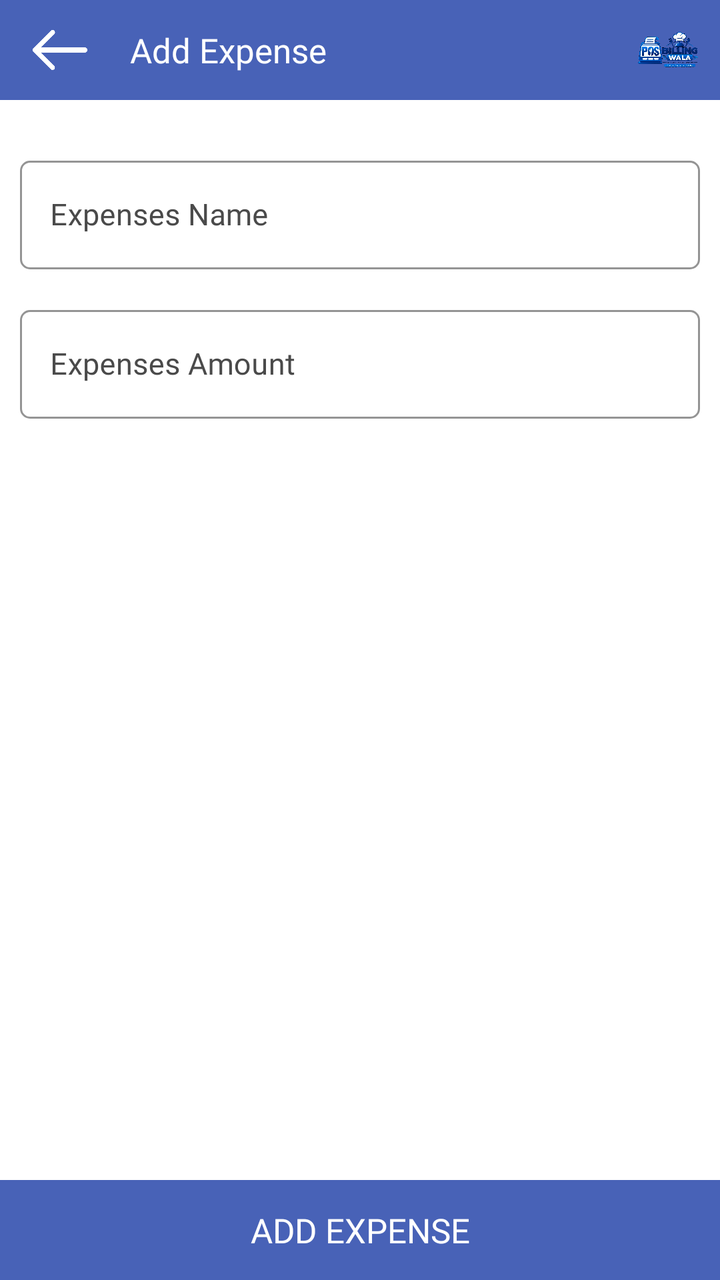
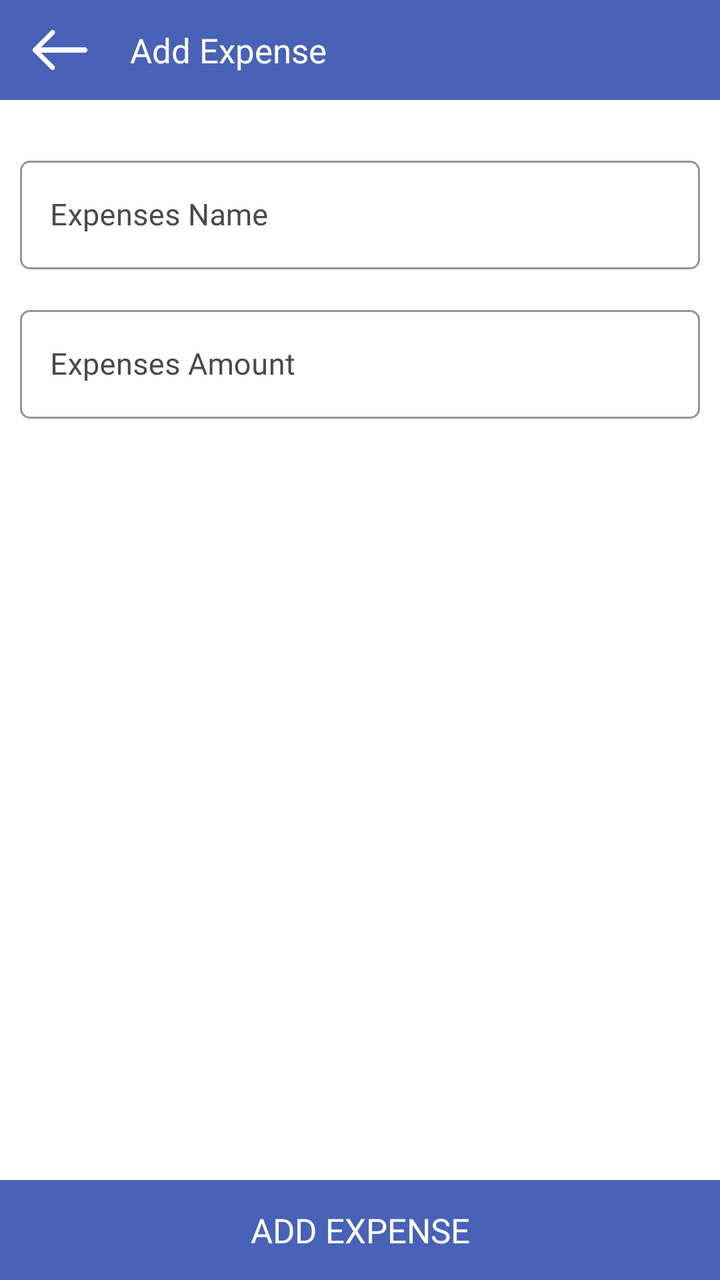

Two renders of the same Android screen: before a commit and after it. Below are the layout's source before the change and the commit's diff.
<!-- AndroidManifest.xml: application theme AppTheme -->
<!-- res/layout/fragment_add_expenses.xml -->
<?xml version="1.0" encoding="utf-8"?>
<RelativeLayout xmlns:android="http://schemas.android.com/apk/res/android"
    xmlns:app="http://schemas.android.com/apk/res-auto"
    xmlns:tools="http://schemas.android.com/tools"
    android:layout_width="match_parent"
    android:layout_height="match_parent"
    tools:context=".Fragment.AddProduct">

    <com.google.android.material.appbar.AppBarLayout
        android:id="@+id/appBarLayout"
        android:layout_width="match_parent"
        android:layout_height="50dp"
        android:layout_alignParentTop="true">

        <RelativeLayout
            android:layout_width="match_parent"
            android:layout_height="match_parent">

            <ImageView
                android:id="@+id/backToExpenses"
                android:layout_width="30dp"
                android:layout_height="30dp"
                android:layout_alignParentStart="true"
                android:layout_centerInParent="true"
                android:layout_gravity="center"
                android:layout_marginStart="15dp"
                android:src="@drawable/back"
                app:tint="@color/white" />

            <androidx.appcompat.widget.AppCompatTextView
                android:layout_width="wrap_content"
                android:layout_height="wrap_content"
                android:layout_centerInParent="true"
                android:layout_gravity="center"
                android:layout_marginStart="15dp"
                android:layout_toEndOf="@+id/backToExpenses"
                android:fontFamily="@font/poppinsmedium"
                android:gravity="center"
                android:paddingStart="5dp"
                android:paddingEnd="5dp"
                android:text="@string/ui_add_expense"
                android:textColor="@color/white"
                android:textSize="17dp" />

        
            <include layout="@layout/include_app_toolbar_logo" />
</RelativeLayout>

    </com.google.android.material.appbar.AppBarLayout>

    <androidx.core.widget.NestedScrollView
        android:layout_width="match_parent"
        android:layout_height="match_parent"
        android:layout_above="@+id/addExpenses"
        android:layout_below="@id/appBarLayout">

        <LinearLayout
            android:layout_width="match_parent"
            android:layout_height="match_parent"
            android:orientation="vertical"
            android:padding="10dp">

            <com.google.android.material.textfield.TextInputLayout
                android:id="@+id/expensesNameLayout"
                style="@style/Widget.MaterialComponents.TextInputLayout.OutlinedBox"
                android:layout_width="match_parent"
                android:layout_height="wrap_content"
                android:layout_gravity="center"
                android:layout_marginTop="15dp"
                android:layout_marginBottom="5dp"
                android:gravity="center"
                android:textColorHint="@color/light_black"
                app:boxCornerRadiusBottomEnd="5dp"
                app:boxCornerRadiusBottomStart="5dp"
                app:boxCornerRadiusTopEnd="5dp"
                app:boxCornerRadiusTopStart="5dp"
                app:boxStrokeColor="@color/light_black">

                <com.google.android.material.textfield.TextInputEditText
                    android:id="@+id/expensesName"
                    android:layout_width="match_parent"
                    android:layout_height="wrap_content"
                    android:drawableTint="@color/light_black"
                    android:fontFamily="@font/poppinsregular"
                    android:hint="@string/ui_expenses_name"
                    android:imeOptions="actionNext"
                    android:inputType="textCapWords"
                    android:paddingStart="15dp"
                    android:paddingEnd="10dp"
                    android:singleLine="true"
                    android:textColor="@color/black"
                    android:textColorHint="@color/light_black"
                    android:textSize="15dp" />

            </com.google.android.material.textfield.TextInputLayout>

            <com.google.android.material.textfield.TextInputLayout
                android:id="@+id/expensesAmountLayout"
                style="@style/Widget.MaterialComponents.TextInputLayout.OutlinedBox"
                android:layout_width="match_parent"
                android:layout_height="wrap_content"
                android:layout_gravity="center"
                android:layout_marginTop="10dp"
                android:layout_marginBottom="5dp"
                android:gravity="center"
                android:textColorHint="@color/light_black"
                app:boxCornerRadiusBottomEnd="5dp"
                app:boxCornerRadiusBottomStart="5dp"
                app:boxCornerRadiusTopEnd="5dp"
                app:boxCornerRadiusTopStart="5dp"
                app:boxStrokeColor="@color/light_black">

                <com.google.android.material.textfield.TextInputEditText
                    android:id="@+id/expensesAmount"
                    android:layout_width="match_parent"
                    android:layout_height="wrap_content"
                    android:drawableTint="@color/light_black"
                    android:fontFamily="@font/poppinsregular"
                    android:hint="@string/ui_expenses_amount"
                    android:imeOptions="actionNext"
                    android:inputType="numberDecimal"
                    android:paddingStart="15dp"
                    android:paddingEnd="10dp"
                    android:singleLine="true"
                    android:textColor="@color/black"
                    android:textColorHint="@color/light_black"
                    android:textSize="15dp" />

            </com.google.android.material.textfield.TextInputLayout>

        </LinearLayout>

    </androidx.core.widget.NestedScrollView>

    <TextView
        android:id="@+id/addExpenses"
        android:layout_width="match_parent"
        android:layout_height="50dp"
        android:layout_alignParentBottom="true"
        android:layout_gravity="center"
        android:background="@color/colorPrimary"
        android:fontFamily="@font/poppinsmedium"
        android:gravity="center"
        android:text="@string/ui_add_expense"
        android:textAllCaps="true"
        android:textColor="@color/white"
        android:textSize="17dp" />

</RelativeLayout>
<!-- res/layout/include_app_toolbar_logo.xml (included above) -->
<?xml version="1.0" encoding="utf-8"?>
<ImageView xmlns:android="http://schemas.android.com/apk/res/android"
    android:id="@+id/appBrandLogo"
    android:layout_width="32dp"
    android:layout_height="32dp"
    android:layout_alignParentEnd="true"
    android:layout_centerVertical="true"
    android:layout_marginEnd="10dp"
    android:contentDescription="@string/app_name"
    android:scaleType="fitCenter"
    android:src="@drawable/app_logo" />
<!-- resources referenced by this layout -->
<resources>
  <color name="black">#000</color>
  <color name="colorPrimary">#4862b7</color>
  <color name="light_black">#4a4a4a</color>
  <color name="white">#fff</color>
  <!-- drawable app_logo: png bitmap (drawable, 586552 bytes) -->
  <!-- drawable back: png bitmap (drawable, 3507 bytes) -->
  <string name="app_name">Billingwala</string>
  <string name="ui_add_expense">Add Expense</string>
  <string name="ui_expenses_amount">Expenses Amount</string>
  <string name="ui_expenses_name">Expenses Name</string>
  <style name="AppTheme" parent="Theme.MaterialComponents.Light.NoActionBar">
          
          <item name="colorPrimary">@color/colorPrimary</item>
          <item name="colorPrimaryDark">@color/colorPrimary</item>
          <item name="colorAccent">@color/colorAccent</item>
          <item name="android:windowIsTranslucent">true</item>
          <item name="windowNoTitle">true</item>
          <item name="windowActionBar">false</item>
  
      </style>
  <color name="colorAccent">#000</color>
</resources>

<!-- the commit's change to res/layout/fragment_add_expenses.xml (unified diff, before → after) -->
@@ -41,9 +41,6 @@
                 android:text="@string/ui_add_expense"
                 android:textColor="@color/white"
                 android:textSize="17dp" />
-
-        
-            <include layout="@layout/include_app_toolbar_logo" />
 </RelativeLayout>
 
     </com.google.android.material.appbar.AppBarLayout>
@@ -147,15 +144,3 @@
         android:textSize="17dp" />
 
 </RelativeLayout>
-<!-- res/layout/include_app_toolbar_logo.xml (included above) -->
-<?xml version="1.0" encoding="utf-8"?>
-<ImageView xmlns:android="http://schemas.android.com/apk/res/android"
-    android:id="@+id/appBrandLogo"
-    android:layout_width="32dp"
-    android:layout_height="32dp"
-    android:layout_alignParentEnd="true"
-    android:layout_centerVertical="true"
-    android:layout_marginEnd="10dp"
-    android:contentDescription="@string/app_name"
-    android:scaleType="fitCenter"
-    android:src="@drawable/app_logo" />
<!-- resource entries referenced after the edit -->
@@ -4,9 +4,7 @@
   <color name="colorPrimary">#4862b7</color>
   <color name="light_black">#4a4a4a</color>
   <color name="white">#fff</color>
-  <!-- drawable app_logo: png bitmap (drawable, 586552 bytes) -->
   <!-- drawable back: png bitmap (drawable, 3507 bytes) -->
-  <string name="app_name">Billingwala</string>
   <string name="ui_add_expense">Add Expense</string>
   <string name="ui_expenses_amount">Expenses Amount</string>
   <string name="ui_expenses_name">Expenses Name</string>
